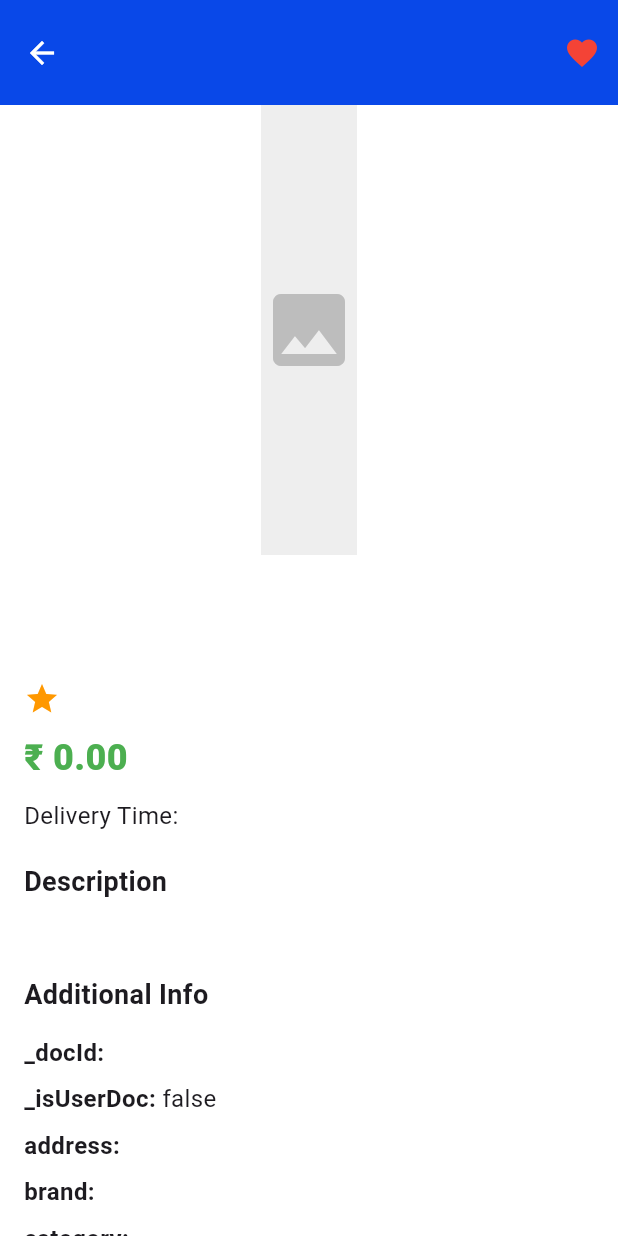
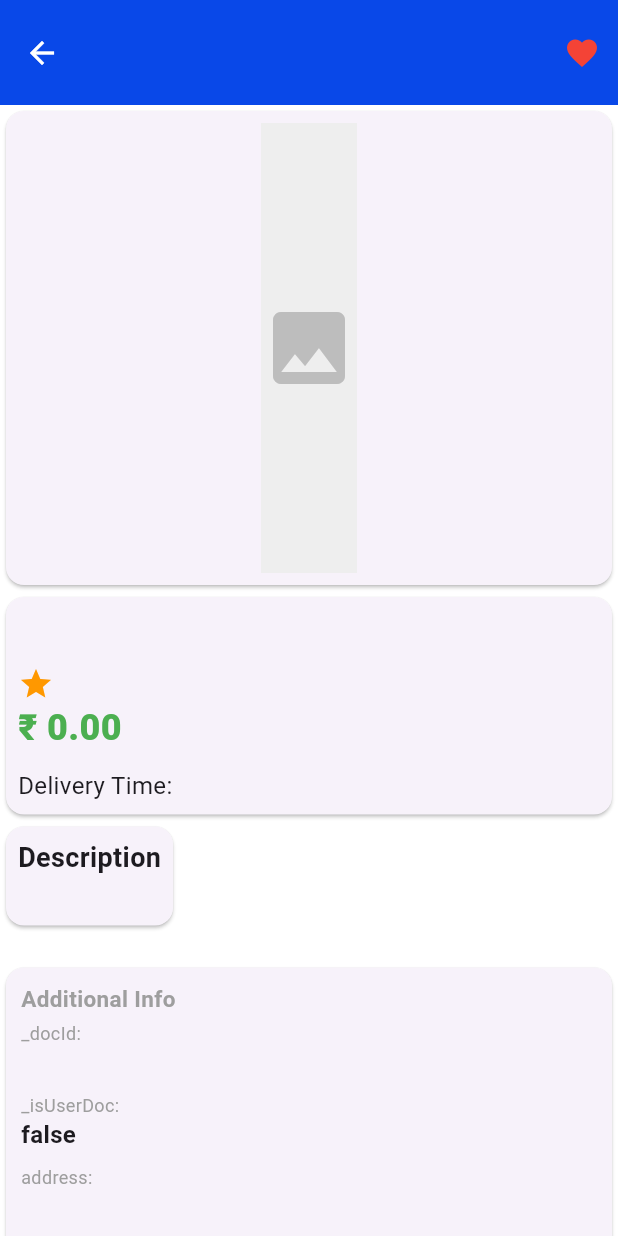
Before and after one commit to Shiva-Shankar-Dev/buy_app, a Flutter app: the ProductDetailPage screen opened directly with empty values, on a phone screen of 412 x 824 dp. Run offline on Flutter 3.47's test engine with Material 3 defaults, Android fonts, the light colour scheme and no system bars; drawn by our look-alikes of carousel_slider; our stand-ins replace animated_splash_screen, cloud_firestore, file_picker, firebase_auth, firebase_core, flutter_animate and 2 more; accounts and stored records are empty.

Commit message:
UI Changes

```diff
--- a/lib/screens/home_page.dart
+++ b/lib/screens/home_page.dart
@@ -281,7 +281,7 @@ class _HomePage extends State<HomePage> {
                   foregroundColor: Colors.white,
                   expandedHeight: 100,
                   title: const Text(
-                    "eCommerce",
+                    "Buy App",
                     style: TextStyle(
                       fontWeight: FontWeight.bold,
                       color: Colors.white,
@@ -372,7 +372,14 @@ class _HomePage extends State<HomePage> {
                             child: Column(
                               crossAxisAlignment: CrossAxisAlignment.start,
                               children: [
-                                Hero(
+                                Container(
+                                  height: 200,
+                                  width: double.infinity,
+                                  decoration: BoxDecoration(
+                                    color: Colors.grey.shade200,
+                                    borderRadius: BorderRadius.circular(10),
+                                  ),
+                                  child: Hero(
                                     tag: 'product-${product.title}-$index',
                                     child: ClipRRect(
                                       borderRadius: BorderRadius.circular(10),
@@ -382,8 +389,8 @@ class _HomePage extends State<HomePage> {
                                             : '',
                                         height: 140,
                                         width: double.infinity,
-                                      fit: BoxFit.cover,
-                                      errorBuilder: (_, __, ___) => Container(
+                                        fit: BoxFit.contain,
+                                        errorBuilder: (_, _, _) => Container(
                                           height: 140,
                                           color: Colors.grey[200],
                                           child: Icon(
@@ -395,13 +402,13 @@ class _HomePage extends State<HomePage> {
                                       ),
                                     ),
                                   ),
+                                ),
                                 SizedBox(height: 8),
-                                Expanded(
-                                  child: Padding(
-                                    padding: const EdgeInsets.all(8.0),
+                                Padding(
+                                  padding: const EdgeInsets.all(5.0),
                                   child: Column(
-                                      crossAxisAlignment:
-                                          CrossAxisAlignment.start,
+                                    mainAxisSize: MainAxisSize.min,
+                                    crossAxisAlignment: CrossAxisAlignment.start,
                                     children: [
                                       Text(
                                         product.title,
@@ -440,15 +447,7 @@ class _HomePage extends State<HomePage> {
                                         ),
                                       ),
                                       SizedBox(height: 2),
-                                        Text(
-                                          'Delivery by ${product.deliveryTime}',
-                                          style: TextStyle(
-                                            fontSize: 12,
-                                            color: Colors.grey[600],
-                                          ),
-                                        ),
                                     ],
-                                    ),
                                   ),
                                 ),
                               ],
--- a/lib/screens/product_detail_page.dart
+++ b/lib/screens/product_detail_page.dart
@@ -61,7 +61,9 @@ class _ProductDetailPageState extends State<ProductDetailPage> {
     final currentQuantity = cart.getQuantity(widget.product);
 
     if (currentQuantity == 0) {
-      return Container(
+      return Padding(
+        padding: const EdgeInsets.all(8.0),
+        child: SizedBox(
           width: double.infinity,
           child: ElevatedButton(
             onPressed: () {
@@ -89,6 +91,7 @@ class _ProductDetailPageState extends State<ProductDetailPage> {
                 fontSize: 16,
                 fontWeight: FontWeight.bold,
                 color: Colors.white,
+              ),
             ),
           ),
         ),
@@ -163,20 +166,16 @@ class _ProductDetailPageState extends State<ProductDetailPage> {
 
   @override
   Widget build(BuildContext context) {
-    final images = widget.product.images.isNotEmpty
-        ? widget.product.images
-              .map<Widget>(
-                (imgPath) => Image.network(
+    final images = widget.product.images.isNotEmpty ?
+        widget.product.images.map<Widget>((imgPath) =>
+            Image.network(
               imgPath,
-                  fit: BoxFit.cover,
+              fit: BoxFit.fill,
               errorBuilder: (context, error, stackTrace) => Container(
                 color: Colors.grey[200],
                 child: Icon(Icons.image, size: 64, color: Colors.grey[400]),
               ),
-                ),
-              )
-              .toList()
-        : [
+            ),).toList() : [
             Container(
               color: Colors.grey[200],
               child: Icon(Icons.image, size: 64, color: Colors.grey[400]),
@@ -194,13 +193,12 @@ class _ProductDetailPageState extends State<ProductDetailPage> {
         iconTheme: IconThemeData(color: Colors.white),
         actions: [
           IconButton(
-            icon: isCheckingWishlist
-                ? SizedBox(
+            icon: isCheckingWishlist ?
+              SizedBox(
                 width: 20,
                 height: 20,
                 child: CircularProgressIndicator(strokeWidth: 2),
-                  )
-                : Icon(
+              ) : Icon(
                 isInWishlist ? Icons.favorite : Icons.favorite_border,
                 color: isInWishlist ? Colors.red : Colors.white,
               ),
@@ -209,12 +207,14 @@ class _ProductDetailPageState extends State<ProductDetailPage> {
         ],
       ),
       body: SingleChildScrollView(
+        child: SafeArea(
           child: Column(
             crossAxisAlignment: CrossAxisAlignment.start,
             children: [
-            // Image Gallery
-            Container(
-              height: 300,
+              Card(
+                child: Padding(
+                  padding: const EdgeInsets.all(8.0),
+                  child: SizedBox(
                     width: double.infinity,
                     child: CarouselSlider(
                       items: images,
@@ -230,13 +230,19 @@ class _ProductDetailPageState extends State<ProductDetailPage> {
                       ),
                     ),
                   ),
+                ),
+              ),
 
-            Padding(
-              padding: const EdgeInsets.all(16.0),
+              Column(
+                crossAxisAlignment: CrossAxisAlignment.start,
+                children: [
+                  Card(
+                    elevation: 1,
+                    child: Padding(
+                      padding: const EdgeInsets.all(8.0),
                       child: Column(
                         crossAxisAlignment: CrossAxisAlignment.start,
                         children: [
-                  const SizedBox(height: 20),
                           Text(
                             widget.product.title,
                             style: const TextStyle(
@@ -245,7 +251,6 @@ class _ProductDetailPageState extends State<ProductDetailPage> {
                             ),
                           ),
 
-                  const SizedBox(height: 10),
                           Row(
                             children: [
                               const Icon(Icons.star, color: Colors.orange),
@@ -257,7 +262,6 @@ class _ProductDetailPageState extends State<ProductDetailPage> {
                             ],
                           ),
 
-                  const SizedBox(height: 10),
                           Text(
                             '₹ ${widget.product.price.toStringAsFixed(2)}',
                             style: const TextStyle(
@@ -266,61 +270,83 @@ class _ProductDetailPageState extends State<ProductDetailPage> {
                               color: Colors.green,
                             ),
                           ),
-                  const SizedBox(height: 10),
+                          SizedBox(height: 10),
                           Text(
                             'Delivery Time: ${widget.product.deliveryTime}',
                             style: const TextStyle(fontSize: 16),
                           ),
+                        ],
+                      ),
+                    ),
+                  ),
 
-                  const SizedBox(height: 20),
-                  const Text(
+                  Card(
+                    elevation: 1,
+                    child: Padding(
+                      padding: const EdgeInsets.all(8.0),
+                      child: Column(
+                        children: [
+                          Text(
                             'Description',
                             style: TextStyle(fontSize: 18, fontWeight: FontWeight.bold),
                           ),
-                  const SizedBox(height: 5),
                           Text(
                             widget.product.description,
                             style: TextStyle(fontSize: 16, height: 1.5),
                           ),
+                        ],
+                      ),
+                    ),
+                  ),
 
                   const SizedBox(height: 20),
                   if (widget.product.extraFields.isNotEmpty)
-                    Column(
+                    Card(
+                      elevation: 1,
+                      child: Padding(
+                        padding: const EdgeInsets.all(10.0),
+                        child: Column(
                           crossAxisAlignment: CrossAxisAlignment.start,
                           children: [
-                        const Text(
+                            Text(
                               'Additional Info',
                               style: TextStyle(
-                            fontSize: 18,
+                                fontSize: 15,
+                                color: Colors.grey,
                                 fontWeight: FontWeight.bold,
                               ),
                             ),
-                        const SizedBox(height: 10),
                             ...widget.product.extraFields.entries.map(
                               (entry) => Padding(
                                 padding: const EdgeInsets.symmetric(vertical: 4),
-                            child: Row(
+                                child: SizedBox(
+                                  width: MediaQuery.of(context).size.width,
+                                  child: Column(
                                     crossAxisAlignment: CrossAxisAlignment.start,
                                     children: [
                                       Text(
                                         '${entry.key}: ',
                                         style: const TextStyle(
-                                    fontWeight: FontWeight.bold,
-                                    fontSize: 16,
+                                          color: Colors.grey,
+                                          fontSize: 12,
                                         ),
                                       ),
-                                Expanded(
-                                  child: Text(
+                                      Text(
                                         entry.value.toString(),
-                                    style: TextStyle(fontSize: 16),
+                                        style: TextStyle(
+                                          fontSize: 16,
+                                          fontWeight: FontWeight.bold
                                         ),
                                       ),
                                     ],
                                   ),
                                 ),
                               ),
+                            ),
                             const SizedBox(height: 20),
                           ],
+                        ),
+                      ),
                     ),
 
                   // Quantity Selector
@@ -329,8 +355,8 @@ class _ProductDetailPageState extends State<ProductDetailPage> {
                   SizedBox(height: 16),
                 ],
               ),
+            ],
           ),
-          ],
         ),
       ),
     );
```
Also changed, not shown: pubspec.lock, 1 other file. Lines whose indentation alone changed are shown as unchanged.
